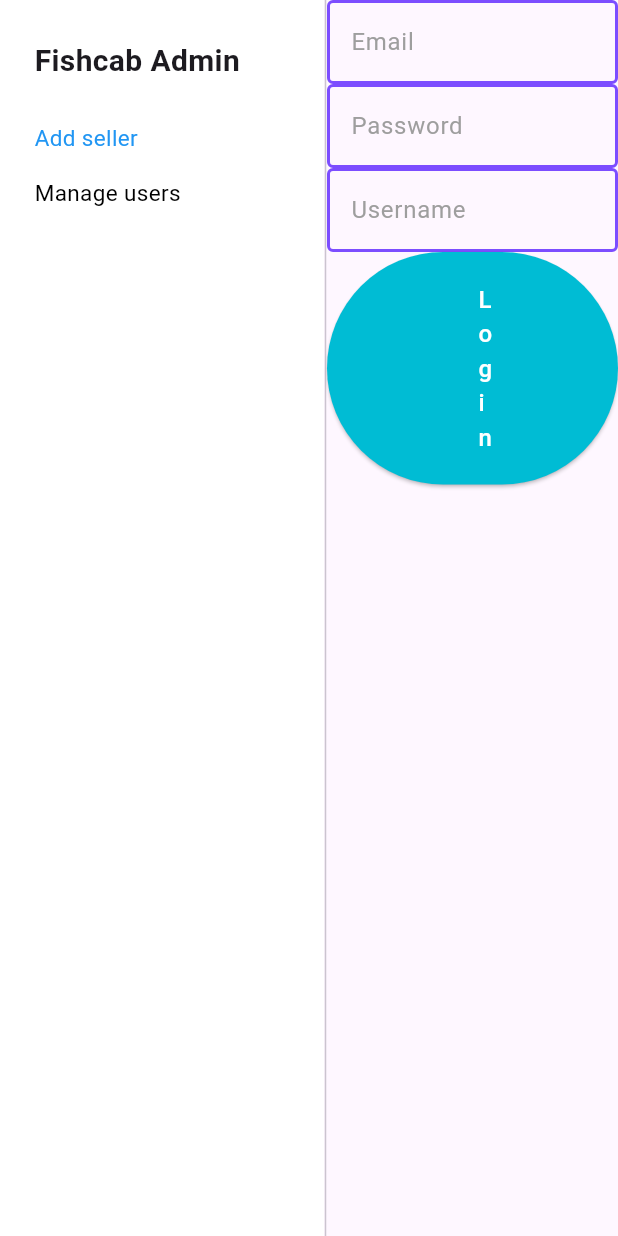
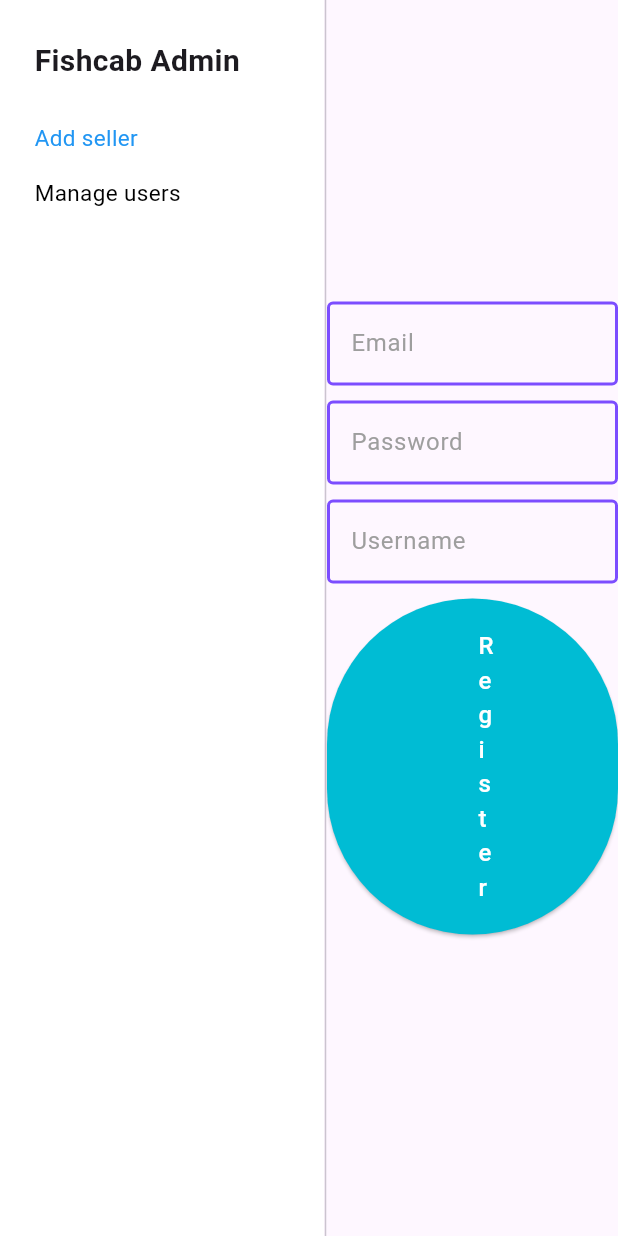
Before and after one commit to Samuel-David-Angus/fishcab_system_admin, a Flutter app: the screen it shows after launch, on a phone screen of 412 x 824 dp. Run offline on Flutter 3.47's test engine with Material 2 defaults, Android fonts, the phone set to English and light mode, and no system bars; our stand-ins replace cloud_firestore, firebase_auth, firebase_core; missing offline and left inert: vertical_tabs_flutter; accounts and stored records are empty.

Commit message:
polished register seller UI

```diff
--- a/lib/homescreen/register_sellers.dart
+++ b/lib/homescreen/register_sellers.dart
@@ -17,6 +17,7 @@ class _RegisterSellerViewState extends State<RegisterSellerView> {
       child: Container(
         width: 300,
         child: Column(
+          mainAxisAlignment: MainAxisAlignment.center,
           children: [
             TextField(
               onChanged: (value) {
@@ -41,6 +42,7 @@ class _RegisterSellerViewState extends State<RegisterSellerView> {
 
               ),
             ),
+            const SizedBox(height: 10),
             TextField(
               onChanged: (value) {
                 sellerPassword = value;
@@ -65,6 +67,7 @@ class _RegisterSellerViewState extends State<RegisterSellerView> {
 
               ),
             ),
+            const SizedBox(height: 10),
             TextField(
               onChanged: (value) {
                 sellerUsername = value;
@@ -88,6 +91,7 @@ class _RegisterSellerViewState extends State<RegisterSellerView> {
 
               ),
             ),
+            const SizedBox(height: 10),
             ElevatedButton(
               onPressed: () {
 
@@ -98,7 +102,7 @@ class _RegisterSellerViewState extends State<RegisterSellerView> {
                   foregroundColor: MaterialStateProperty.all<Color>(Colors.pinkAccent)
               ),
               child: const Text (
-                "Login",
+                "Register",
                 style: TextStyle(
                   color: Colors.white,
                   fontSize: 16,
```
